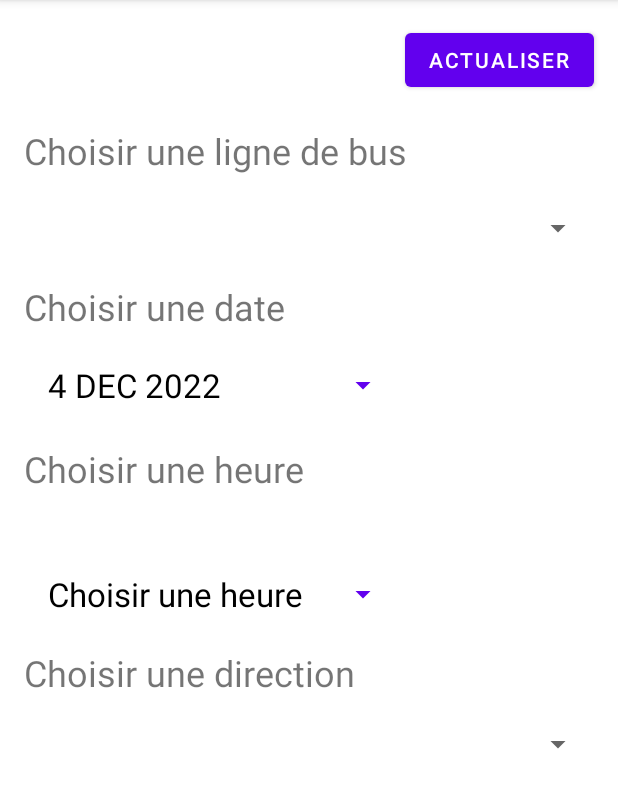
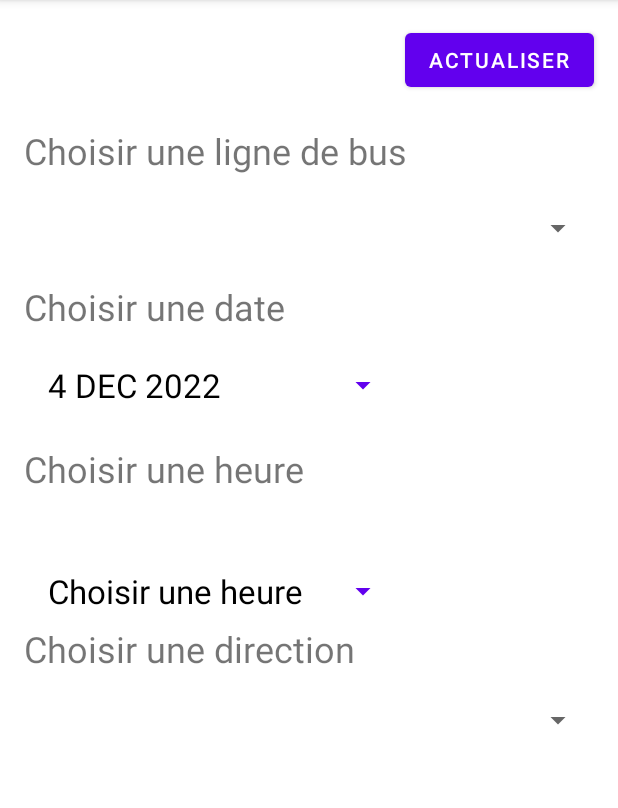
Before and after one commit to rosanebenk/STAR_BT, an Android app: the screen it shows after launch (MainActivity), on a phone screen of 412 x 824 dp, the part 84-892 px from its top. Run offline under Robolectric (Android 15) with nearby library versions, the phone set to English and light mode, and no system bars; our stand-ins replace Room's generated code; libraries missing offline, so code that uses them is left out: org.apache.commons; network calls fail; 1 statement that could not run was skipped.

```diff
--- a/app/src/main/java/fr/istic/mob/star_bt/trip_DAO.kt
+++ b/app/src/main/java/fr/istic/mob/star_bt/trip_DAO.kt
@@ -15,6 +15,9 @@ interface trip_DAO {
     @Query("SELECT DISTINCT headsign FROM trip WHERE route_id = :id" /*and direction = :direction*/)
     fun getDirections(id: String /*, direction: Int*/):List<String>
 
+    @Query("SELECT DISTINCT * FROM trip WHERE route_id = :id" /*and direction = :direction*/)
+    fun getDirectionsV2(id: String /*, direction: Int*/):List<trip>
+
     @Query("SELECT DISTINCT headsign FROM trip WHERE trip_id = :id" /*and direction = :direction*/)
     fun getDirection(id: String /*, direction: Int*/):List<String>
 
--- a/app/src/main/res/layout/activity_main.xml
+++ b/app/src/main/res/layout/activity_main.xml
@@ -85,14 +85,14 @@
         app:layout_constraintRight_toRightOf="parent"
         app:layout_constraintStart_toStartOf="parent"
         app:layout_constraintTop_toTopOf="parent"
-        app:layout_constraintVertical_bias="0.517" />
+        app:layout_constraintVertical_bias="0.514" />
 
     <Spinner
         android:id="@+id/spinner_Direction"
         android:layout_width="0dp"
         android:layout_height="48dp"
         android:layout_marginStart="16dp"
-        android:layout_marginTop="472dp"
+        android:layout_marginTop="456dp"
         android:layout_marginEnd="16dp"
         android:minHeight="48dp"
         android:spinnerMode="dropdown"
@@ -107,7 +107,7 @@
         android:layout_width="wrap_content"
         android:layout_height="wrap_content"
         android:layout_marginStart="16dp"
-        android:layout_marginTop="432dp"
+        android:layout_marginTop="416dp"
         android:text="@string/titre_direction"
         android:textSize="24sp"
         app:layout_constraintStart_toStartOf="parent"
```
Also changed, not shown: app/src/main/java/fr/istic/mob/star_bt/DownloadAsyncTask.kt (+2 -5 lines), app/src/main/java/fr/istic/mob/star_bt/MainActivity.kt (+53 -28 lines).
